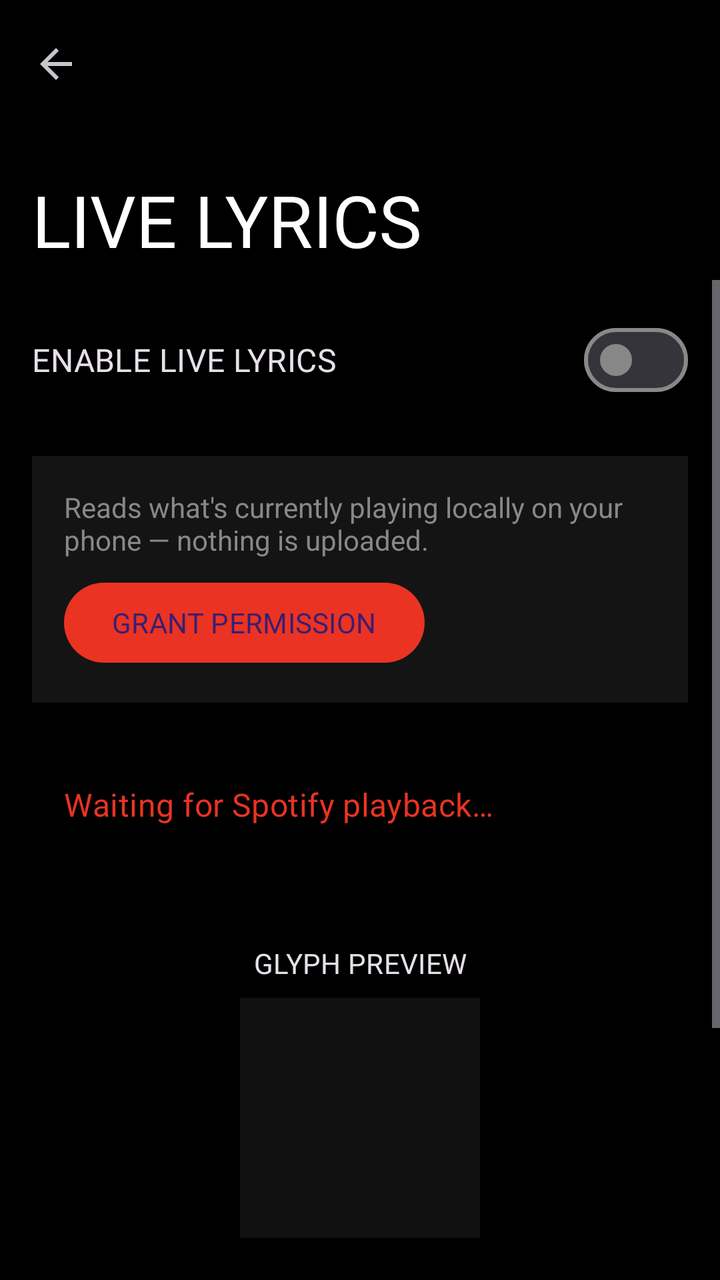
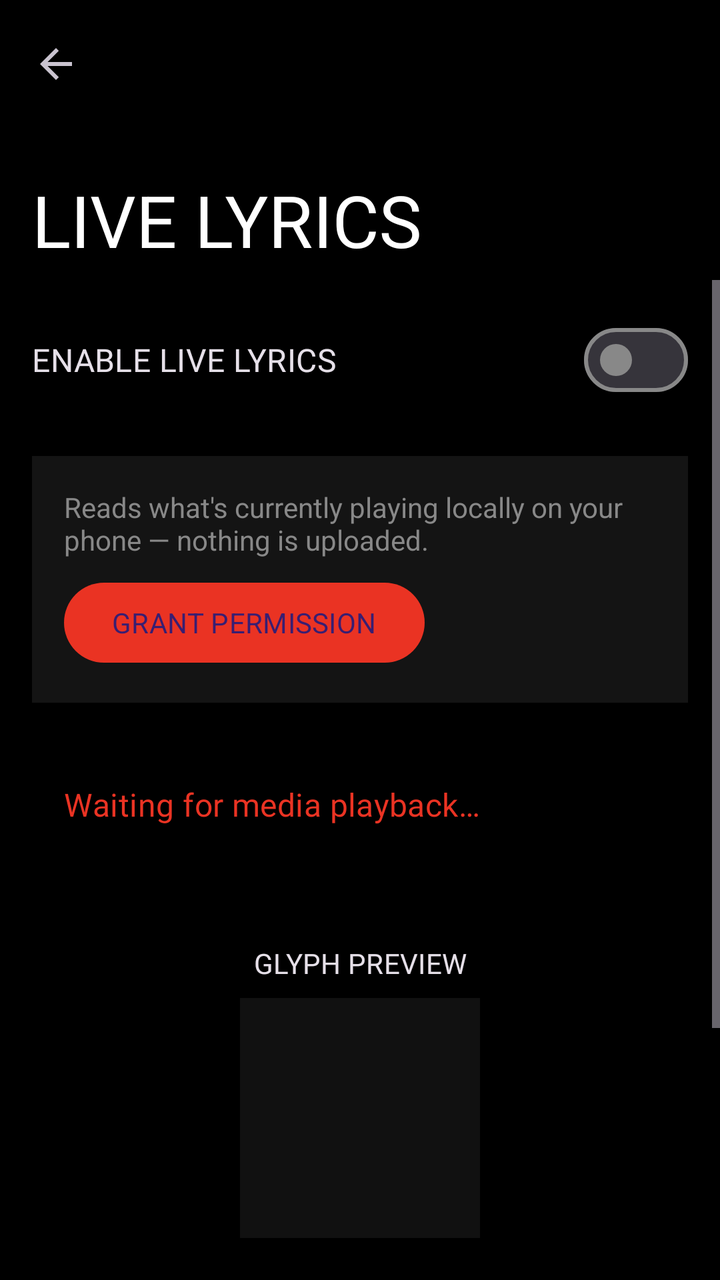

Two renders of the same Android screen: before a commit and after it. Below are the layout's source before the change and the commit's diff.
<!-- AndroidManifest.xml: activity theme Theme.OdysseyGlyph -->
<!-- res/layout/activity_live_lyrics.xml -->
<?xml version="1.0" encoding="utf-8"?>
<androidx.coordinatorlayout.widget.CoordinatorLayout 
    xmlns:android="http://schemas.android.com/apk/res/android"
    xmlns:app="http://schemas.android.com/apk/res-auto"
    android:layout_width="match_parent"
    android:layout_height="match_parent"
    android:background="?android:attr/colorBackground"
    android:fitsSystemWindows="true">

    <com.google.android.material.appbar.AppBarLayout
        android:layout_width="match_parent"
        android:layout_height="140dp"
        android:background="?android:attr/colorBackground"
        android:fitsSystemWindows="true">

        <com.google.android.material.appbar.CollapsingToolbarLayout
            android:layout_width="match_parent"
            android:layout_height="match_parent"
            app:layout_scrollFlags="scroll|exitUntilCollapsed"
            app:collapsedTitleTextAppearance="@style/TextAppearance.Odyssey.CollapsedTitle"
            app:expandedTitleTextAppearance="@style/TextAppearance.Odyssey.ExpandedTitle"
            app:collapsedTitleTextColor="?attr/colorOnSurface"
            app:expandedTitleTextColor="?attr/colorOnSurface"
            app:title="LIVE LYRICS">

            <com.google.android.material.appbar.MaterialToolbar
                android:id="@+id/toolbar"
                android:layout_width="match_parent"
                android:layout_height="?attr/actionBarSize"
                app:navigationIcon="?attr/homeAsUpIndicator"
                app:layout_collapseMode="pin" />
        </com.google.android.material.appbar.CollapsingToolbarLayout>
    </com.google.android.material.appbar.AppBarLayout>

    <ScrollView
        android:layout_width="match_parent"
        android:layout_height="match_parent"
        app:layout_behavior="@string/appbar_scrolling_view_behavior">

        <LinearLayout
            android:layout_width="match_parent"
            android:layout_height="wrap_content"
            android:orientation="vertical"
            android:padding="@dimen/spacing_medium">

            
            <com.google.android.material.materialswitch.MaterialSwitch
                android:id="@+id/switchMaster"
                android:layout_width="match_parent"
                android:layout_height="wrap_content"
                android:text="ENABLE LIVE LYRICS"
                android:fontFamily="@font/jetbrains_mono"
                android:textAppearance="?attr/textAppearanceTitleMedium"
                android:layout_marginBottom="@dimen/spacing_large" />
                
            <LinearLayout
                android:id="@+id/optionsContainer"
                android:layout_width="match_parent"
                android:layout_height="wrap_content"
                android:orientation="vertical">

            
            <LinearLayout
                android:id="@+id/permissionCard"
                android:layout_width="match_parent"
                android:layout_height="wrap_content"
                android:orientation="vertical"
                android:background="?attr/colorSurfaceVariant"
                android:padding="@dimen/spacing_medium"
                android:layout_marginBottom="@dimen/spacing_large">
                
                <TextView
                    android:layout_width="match_parent"
                    android:layout_height="wrap_content"
                    android:text="Reads what's currently playing locally on your phone — nothing is uploaded."
                    android:textColor="?attr/colorOnSurfaceVariant"
                    android:layout_marginBottom="@dimen/spacing_small" />
                    
                <com.google.android.material.button.MaterialButton
                    android:id="@+id/btnGrantPermission"
                    android:layout_width="wrap_content"
                    android:layout_height="wrap_content"
                    android:text="GRANT PERMISSION" />
            </LinearLayout>

            
            <LinearLayout
                android:layout_width="match_parent"
                android:layout_height="wrap_content"
                android:orientation="vertical"
                android:padding="@dimen/spacing_medium"
                android:layout_marginBottom="@dimen/spacing_large">
                
                <ImageView
                    android:id="@+id/ivAlbumArt"
                    android:layout_width="120dp"
                    android:layout_height="120dp"
                    android:layout_gravity="center_horizontal"
                    android:layout_marginBottom="@dimen/spacing_medium"
                    android:scaleType="centerCrop"
                    android:background="#333333"
                    android:visibility="gone" />

                <TextView
                    android:id="@+id/tvStatus"
                    android:layout_width="match_parent"
                    android:layout_height="wrap_content"
                    android:text="Waiting for Spotify playback…"
                    android:fontFamily="@font/jetbrains_mono"
                    android:textAppearance="?attr/textAppearanceTitleMedium"
                    android:textColor="?attr/colorPrimary" />
                    
                <TextView
                    android:id="@+id/tvTrackInfo"
                    android:layout_width="match_parent"
                    android:layout_height="wrap_content"
                    android:text=""
                    android:fontFamily="@font/jetbrains_mono"
                    android:textColor="?attr/colorOnSurfaceVariant" />
            </LinearLayout>

            
            <TextView
                android:layout_width="match_parent"
                android:layout_height="wrap_content"
                android:text="GLYPH PREVIEW"
                android:fontFamily="@font/jetbrains_mono"
                android:textAppearance="?attr/textAppearanceLabelLarge"
                android:textAlignment="center"
                android:layout_marginBottom="@dimen/spacing_small" />
                
            <FrameLayout
                android:layout_width="120dp"
                android:layout_height="120dp"
                android:layout_gravity="center_horizontal"
                android:background="#111111"
                android:layout_marginBottom="@dimen/spacing_large">
                
                <ImageView
                    android:id="@+id/previewImage"
                    android:layout_width="match_parent"
                    android:layout_height="match_parent"
                    android:scaleType="fitCenter" />
            </FrameLayout>

            
            <TextView
                android:layout_width="wrap_content"
                android:layout_height="wrap_content"
                android:text="ANIMATION STYLE"
                android:fontFamily="@font/jetbrains_mono"
                android:textAppearance="?attr/textAppearanceLabelLarge"
                android:layout_marginBottom="@dimen/spacing_small" />

            <com.google.android.material.button.MaterialButtonToggleGroup
                android:id="@+id/toggleAnimation"
                android:layout_width="match_parent"
                android:layout_height="wrap_content"
                app:singleSelection="true"
                app:selectionRequired="true"
                android:layout_marginBottom="@dimen/spacing_large">

                <com.google.android.material.button.MaterialButton
                    android:id="@+id/btnAnimFlash"
                    style="?attr/materialButtonOutlinedStyle"
                    android:layout_width="0dp"
                    android:layout_height="wrap_content"
                    android:layout_weight="1"
                    android:text="FLASH"
                    android:fontFamily="@font/jetbrains_mono" />

                <com.google.android.material.button.MaterialButton
                    android:id="@+id/btnAnimHybrid"
                    style="?attr/materialButtonOutlinedStyle"
                    android:layout_width="0dp"
                    android:layout_height="wrap_content"
                    android:layout_weight="1"
                    android:text="HYBRID"
                    android:fontFamily="@font/jetbrains_mono" />

                <com.google.android.material.button.MaterialButton
                    android:id="@+id/btnAnimScroll"
                    style="?attr/materialButtonOutlinedStyle"
                    android:layout_width="0dp"
                    android:layout_height="wrap_content"
                    android:layout_weight="1"
                    android:text="SCROLL"
                    android:fontFamily="@font/jetbrains_mono" />
            </com.google.android.material.button.MaterialButtonToggleGroup>

            
            <TextView
                android:layout_width="wrap_content"
                android:layout_height="wrap_content"
                android:text="AUDIO SYNC OFFSET (±1000ms)"
                android:fontFamily="@font/jetbrains_mono"
                android:textAppearance="?attr/textAppearanceLabelLarge"
                android:layout_marginBottom="4dp" />
                
            <LinearLayout
                android:layout_width="match_parent"
                android:layout_height="wrap_content"
                android:orientation="horizontal"
                android:gravity="center_vertical"
                android:layout_marginBottom="@dimen/spacing_large">
                
                <TextView
                    android:id="@+id/tvSyncOffset"
                    android:layout_width="48dp"
                    android:layout_height="wrap_content"
                    android:text="0ms"
                    android:fontFamily="@font/jetbrains_mono"
                    android:textAlignment="center" />
                    
                <com.google.android.material.slider.Slider
                    android:id="@+id/sliderSync"
                    android:layout_width="0dp"
                    android:layout_height="wrap_content"
                    android:layout_weight="1"
                    android:valueFrom="-1000.0"
                    android:valueTo="1000.0"
                    android:stepSize="50.0"
                    android:value="0.0" />
            </LinearLayout>

            
            <TextView
                android:layout_width="wrap_content"
                android:layout_height="wrap_content"
                android:text="TYPOGRAPHY"
                android:fontFamily="@font/jetbrains_mono"
                android:textAppearance="?attr/textAppearanceLabelLarge"
                android:layout_marginBottom="@dimen/spacing_small" />

            <com.google.android.material.button.MaterialButtonToggleGroup
                android:id="@+id/toggleTypography"
                android:layout_width="match_parent"
                android:layout_height="wrap_content"
                app:singleSelection="true"
                app:selectionRequired="true"
                android:layout_marginBottom="@dimen/spacing_large">

                <com.google.android.material.button.MaterialButton
                    android:id="@+id/btnSmooth"
                    style="?attr/materialButtonOutlinedStyle"
                    android:layout_width="0dp"
                    android:layout_height="wrap_content"
                    android:layout_weight="1"
                    android:text="SMOOTH"
                    android:fontFamily="@font/jetbrains_mono" />

                <com.google.android.material.button.MaterialButton
                    android:id="@+id/btnBlocky"
                    style="?attr/materialButtonOutlinedStyle"
                    android:layout_width="0dp"
                    android:layout_height="wrap_content"
                    android:layout_weight="1"
                    android:text="BLOCKY"
                    android:fontFamily="@font/jetbrains_mono" />

                <com.google.android.material.button.MaterialButton
                    android:id="@+id/btnPixel"
                    style="?attr/materialButtonOutlinedStyle"
                    android:layout_width="0dp"
                    android:layout_height="wrap_content"
                    android:layout_weight="1"
                    android:text="PIXEL"
                    android:fontFamily="@font/jetbrains_mono" />
            </com.google.android.material.button.MaterialButtonToggleGroup>
            
            <com.google.android.material.button.MaterialButton
                android:id="@+id/btnOpenManager"
                style="@style/Widget.Material3.Button.OutlinedButton"
                android:layout_width="match_parent"
                android:layout_height="wrap_content"
                android:text="OPEN GLYPH TOYS MANAGER"
                android:fontFamily="@font/jetbrains_mono"
                app:cornerRadius="0dp"
                android:paddingVertical="12dp"
                android:layout_marginBottom="@dimen/spacing_large" />
                
                
            
            </LinearLayout>
        </LinearLayout>
    </ScrollView>
</androidx.coordinatorlayout.widget.CoordinatorLayout>
<!-- resources referenced by this layout -->
<resources>
  <dimen name="spacing_large">24dp</dimen>
  <dimen name="spacing_medium">16dp</dimen>
  <dimen name="spacing_small">8dp</dimen>
  <style name="TextAppearance.Odyssey.CollapsedTitle" parent="TextAppearance.Material3.TitleLarge">
          <item name="android:fontFamily">@font/dotgothic16</item>
      </style>
  <style name="TextAppearance.Odyssey.ExpandedTitle" parent="TextAppearance.Material3.DisplaySmall">
          <item name="android:fontFamily">@font/dotgothic16</item>
      </style>
  <style name="Theme.OdysseyGlyph" parent="Theme.Material3.Dark.NoActionBar">
          
          <item name="colorPrimary">@color/colorPrimary</item>
          <item name="colorSecondary">@color/colorSecondary</item>
          <item name="colorSurface">@color/colorSurface</item>
          <item name="colorSurfaceVariant">@color/colorSurfaceVariant</item>
          <item name="android:colorBackground">@color/colorBackground</item>
          <item name="colorOnSurface">@color/colorOnSurface</item>
          <item name="colorOnSurfaceVariant">@color/colorOnSurfaceVariant</item>
          <item name="colorError">@color/colorError</item>
          
          
          <item name="colorPrimaryContainer">@color/colorPrimary</item>
          <item name="colorOnPrimaryContainer">@color/colorBackground</item>
          <item name="colorSecondaryContainer">@color/colorSurfaceVariant</item>
          <item name="colorOnSecondaryContainer">@color/colorOnSurface</item>
          <item name="colorTertiaryContainer">@color/colorSurfaceVariant</item>
          <item name="colorOutline">@color/colorOnSurfaceVariant</item>
          
          
          <item name="android:statusBarColor">@android:color/transparent</item>
          <item name="android:navigationBarColor">@android:color/transparent</item>
          
          
          <item name="shapeAppearanceSmallComponent">@style/ShapeAppearance.Odyssey.Sharp</item>
          <item name="shapeAppearanceMediumComponent">@style/ShapeAppearance.Odyssey.Sharp</item>
          <item name="shapeAppearanceLargeComponent">@style/ShapeAppearance.Odyssey.Sharp</item>
          
          
          <item name="android:fontFamily">sans-serif</item>
      </style>
  <color name="colorPrimary">#EA3323</color>
  <color name="colorSecondary">#FFFFFF</color>
  <color name="colorSurface">#0A0A0A</color>
  <color name="colorSurfaceVariant">#141414</color>
  <color name="colorBackground">#000000</color>
  <color name="colorOnSurface">#FFFFFF</color>
  <color name="colorOnSurfaceVariant">#888888</color>
  <color name="colorError">#EA3323</color>
  <style name="ShapeAppearance.Odyssey.Sharp" parent="ShapeAppearance.Material3.SmallComponent">
          <item name="cornerFamily">rounded</item>
          <item name="cornerSize">2dp</item>
      </style>
</resources>

<!-- the commit's change to res/layout/activity_live_lyrics.xml (unified diff, before → after) -->
@@ -105,7 +105,7 @@
                     android:id="@+id/tvStatus"
                     android:layout_width="match_parent"
                     android:layout_height="wrap_content"
-                    android:text="Waiting for Spotify playback…"
+                    android:text="Waiting for media playback…"
                     android:fontFamily="@font/jetbrains_mono"
                     android:textAppearance="?attr/textAppearanceTitleMedium"
                     android:textColor="?attr/colorPrimary" />
